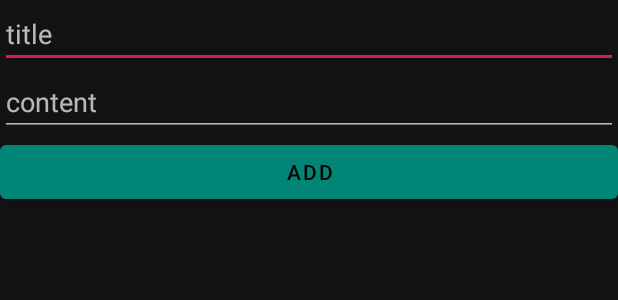
After one commit to hirossan4049/ZisakuZiten, an Android app: the layout activity_create.xml on its own in the app's theme, with its tools: preview values and no code run, on a phone screen of 412 x 824 dp. The commit adds this screen. Shown: the top 300 px of the screen. Run offline under Robolectric (Android 15) with nearby library versions, the phone set to English and light mode, and no system bars.

Commit message:
home item and Create CreateActivity

```diff
--- /dev/null
+++ b/app/src/main/res/layout/activity_create.xml
@@ -0,0 +1,28 @@
+<?xml version="1.0" encoding="utf-8"?>
+<LinearLayout xmlns:android="http://schemas.android.com/apk/res/android"
+    android:orientation="vertical" android:layout_width="match_parent"
+    android:layout_height="match_parent">
+
+    <EditText
+        android:id="@+id/editText"
+        android:layout_width="match_parent"
+        android:layout_height="wrap_content"
+        android:ems="10"
+        android:hint="title"
+        android:inputType="textPersonName" />
+
+    <EditText
+        android:id="@+id/editText2"
+        android:layout_width="match_parent"
+        android:layout_height="wrap_content"
+        android:ems="10"
+        android:hint="content"
+        android:inputType="textPersonName" />
+
+    <Button
+        android:id="@+id/add"
+        android:layout_width="match_parent"
+        android:layout_height="wrap_content"
+        android:onClick="add"
+        android:text="add" />
+</LinearLayout>
--- a/app/src/main/res/layout/activity_main.xml
+++ b/app/src/main/res/layout/activity_main.xml
@@ -33,6 +33,7 @@
             android:layout_margin="16dp"
             android:layout_gravity="bottom|right"
             android:src="@drawable/ic_edit"
+            android:onClick="create"
             app:fabSize="normal"
 
             />
```
Also changed, not shown: app/src/main/java/com/example/zisakuziten/CreateActivity.java (added, +15 -0 lines), app/src/main/java/com/example/zisakuziten/MainActivity.java (+9 -1 lines), app/src/main/res/layout/home_item.xml (added, +45 -0 lines).
